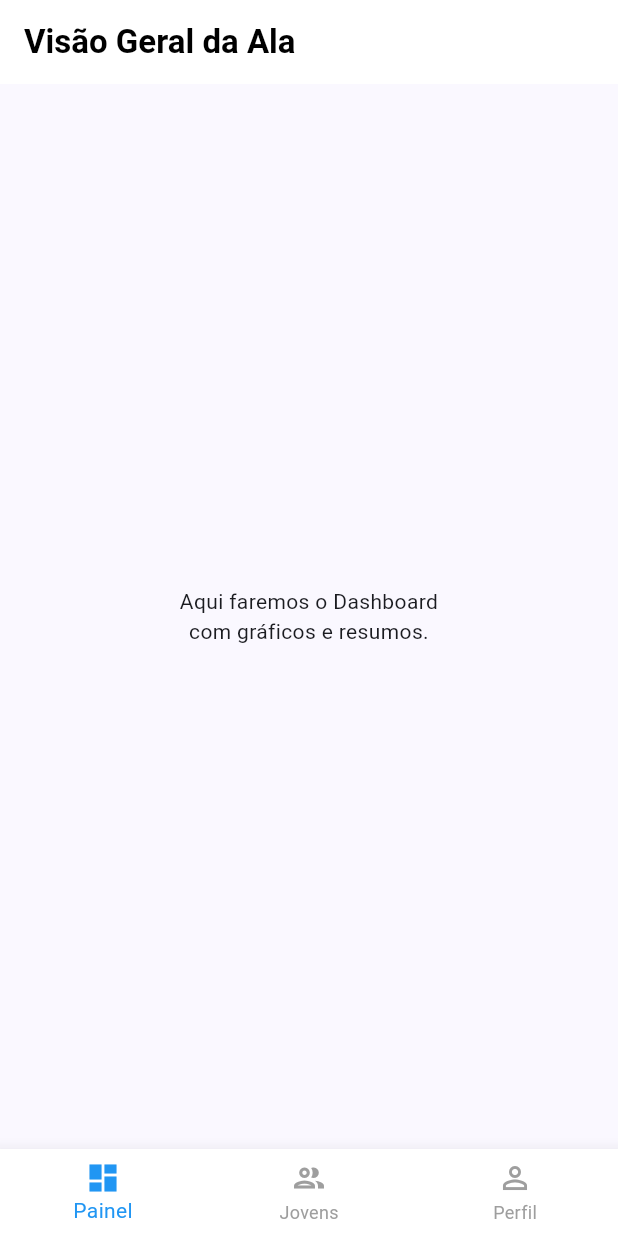
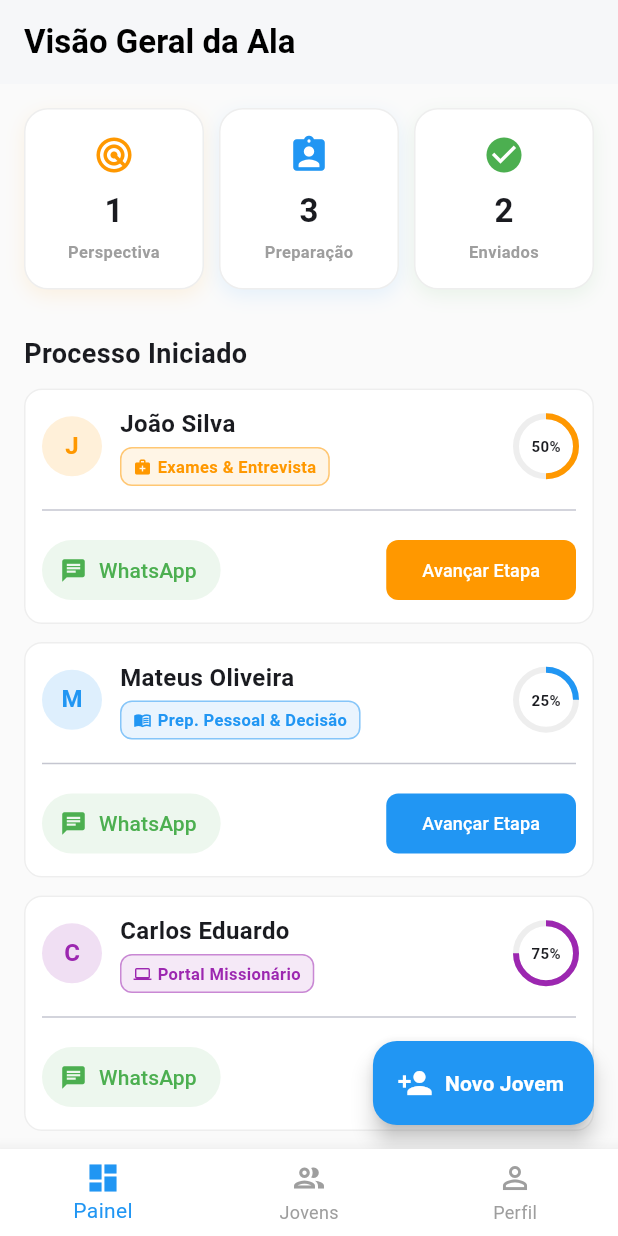
Before and after one commit to AvisonCirilo/pre_missao, a Flutter app: the HomeLider screen opened directly, on a phone screen of 412 x 824 dp. Run offline on Flutter 3.47's test engine with Material 3 defaults, Android fonts, the phone set to English and light mode, and no system bars.

Commit message:
Criação e designer da tela principal

```diff
--- /dev/null
+++ b/lib/telas/abas/aba_painel.dart
@@ -0,0 +1,423 @@
+import 'package:flutter/material.dart';
+import 'package:url_launcher/url_launcher.dart';
+
+class AbaPainel extends StatefulWidget {
+  const AbaPainel({super.key});
+
+  @override
+  State<AbaPainel> createState() => _AbaPainelState();
+}
+
+class _AbaPainelState extends State<AbaPainel> {
+  int _qtdEnviados = 2;
+
+  final List<Map<String, dynamic>> _jovensPreparacao = [
+    {'id': '1', 'nome': 'João Silva', 'idade': 19, 'etapaAtual': 2, 'telefone': '5591900000000'},
+    {'id': '2', 'nome': 'Mateus Oliveira', 'idade': 20, 'etapaAtual': 1, 'telefone': '5591900000000'},
+    {'id': '3', 'nome': 'Carlos Eduardo', 'idade': 18, 'etapaAtual': 3, 'telefone': '5591900000000'},
+  ];
+
+  final List<Map<String, dynamic>> _jovensPerspectiva = [
+    {'id': '4', 'nome': 'Lucas Souza', 'idade': 17, 'telefone': ''},
+  ];
+
+  // ==========================================
+  // O CÉREBRO DA AUTOMAÇÃO DAS 4 ETAPAS
+  // ==========================================
+  Map<String, dynamic> _obterDadosDaEtapa(int etapa) {
+    switch (etapa) {
+      case 1:
+        return {'titulo': 'Prep. Pessoal & Decisão', 'cor': Colors.blue, 'progresso': 0.25, 'icone': Icons.menu_book};
+      case 2:
+        return {'titulo': 'Exames & Entrevista', 'cor': Colors.orange, 'progresso': 0.50, 'icone': Icons.medical_services};
+      case 3:
+        return {'titulo': 'Portal Missionário', 'cor': Colors.purple, 'progresso': 0.75, 'icone': Icons.computer};
+      case 4:
+        return {'titulo': 'Entrevista Pres. Estaca', 'cor': Colors.green, 'progresso': 1.0, 'icone': Icons.verified};
+      default:
+        return {'titulo': 'Desconhecido', 'cor': Colors.grey, 'progresso': 0.0, 'icone': Icons.help};
+    }
+  }
+
+  // ==========================================
+  // FORMULÁRIO PARA ADICIONAR / EDITAR JOVEM (VOLTOU!)
+  // ==========================================
+  void _mostrarFormularioJovem({Map<String, dynamic>? jovemAtual, bool isPerspectiva = false}) {
+    bool isEdicao = jovemAtual != null;
+
+    final nomeCtrl = TextEditingController(text: isEdicao ? jovemAtual['nome'] : "");
+    final idadeCtrl = TextEditingController(text: isEdicao ? jovemAtual['idade'].toString() : "");
+    // Novo campo para o WhatsApp
+    final telefoneCtrl = TextEditingController(text: isEdicao ? jovemAtual['telefone'] : "");
+
+    showModalBottomSheet(
+      context: context,
+      isScrollControlled: true,
+      backgroundColor: Colors.transparent,
+      builder: (context) {
+        return Container(
+          padding: EdgeInsets.only(
+            bottom: MediaQuery.of(context).viewInsets.bottom + 24,
+            left: 24, right: 24, top: 24
+          ),
+          decoration: const BoxDecoration(
+            color: Colors.white,
+            borderRadius: BorderRadius.vertical(top: Radius.circular(25)),
+          ),
+          child: Column(
+            mainAxisSize: MainAxisSize.min,
+            children: [
+              Container(width: 40, height: 4, decoration: BoxDecoration(color: Colors.grey.shade400, borderRadius: BorderRadius.circular(10))),
+              const SizedBox(height: 20),
+
+              Row(
+                mainAxisAlignment: MainAxisAlignment.center,
+                children: [
+                  Icon(isEdicao ? Icons.edit : Icons.person_add, color: Colors.blue),
+                  const SizedBox(width: 10),
+                  Text(isEdicao ? "Editar Jovem" : "Novo Jovem", style: const TextStyle(fontSize: 20, fontWeight: FontWeight.bold)),
+                ],
+              ),
+              const SizedBox(height: 25),
+
+              TextField(
+                controller: nomeCtrl,
+                decoration: InputDecoration(
+                  labelText: "Nome do Jovem", prefixIcon: const Icon(Icons.person),
+                  filled: true, fillColor: Colors.grey.shade100,
+                  border: OutlineInputBorder(borderRadius: BorderRadius.circular(12), borderSide: BorderSide.none),
+                ),
+              ),
+              const SizedBox(height: 15),
+
+              Row(
+                children: [
+                  Expanded(
+                    flex: 2,
+                    child: TextField(
+                      controller: idadeCtrl, keyboardType: TextInputType.number,
+                      decoration: InputDecoration(
+                        labelText: "Idade", prefixIcon: const Icon(Icons.cake),
+                        filled: true, fillColor: Colors.grey.shade100,
+                        border: OutlineInputBorder(borderRadius: BorderRadius.circular(12), borderSide: BorderSide.none),
+                      ),
+                    ),
+                  ),
+                  const SizedBox(width: 15),
+                  Expanded(
+                    flex: 4,
+                    child: TextField(
+                      controller: telefoneCtrl, keyboardType: TextInputType.phone,
+                      decoration: InputDecoration(
+                        labelText: "Telefone (WhatsApp)", prefixIcon: const Icon(Icons.phone),
+                        filled: true, fillColor: Colors.grey.shade100,
+                        border: OutlineInputBorder(borderRadius: BorderRadius.circular(12), borderSide: BorderSide.none),
+                      ),
+                    ),
+                  ),
+                ],
+              ),
+              const SizedBox(height: 30),
+
+              SizedBox(
+                width: double.infinity, height: 50,
+                child: ElevatedButton.icon(
+                  style: ElevatedButton.styleFrom(
+                    backgroundColor: Colors.blue, foregroundColor: Colors.white,
+                    shape: RoundedRectangleBorder(borderRadius: BorderRadius.circular(12))
+                  ),
+                  onPressed: () {
+                    if (nomeCtrl.text.isEmpty || idadeCtrl.text.isEmpty) return;
+
+                    setState(() {
+                      if (isEdicao) {
+                        jovemAtual['nome'] = nomeCtrl.text;
+                        jovemAtual['idade'] = int.tryParse(idadeCtrl.text) ?? 0;
+                        jovemAtual['telefone'] = telefoneCtrl.text;
+                      } else {
+                        _jovensPerspectiva.add({
+                          'id': DateTime.now().toString(),
+                          'nome': nomeCtrl.text,
+                          'idade': int.tryParse(idadeCtrl.text) ?? 0,
+                          'telefone': telefoneCtrl.text,
+                        });
+                      }
+                    });
+                    Navigator.pop(context);
+                  },
+                  icon: const Icon(Icons.save),
+                  label: Text(isEdicao ? "Salvar" : "Adicionar Jovem", style: const TextStyle(fontWeight: FontWeight.bold)),
+                ),
+              ),
+            ],
+          ),
+        );
+      },
+    );
+  }
+
+  Future<void> _chamarNoWhatsApp(String nome, String telefone, int etapa) async {
+    // Se o líder não cadastrou o telefone, usa um número genérico só para não quebrar no teste
+    String numeroLimpo = telefone.replaceAll(RegExp(r'[^0-9]'), '');
+    if (numeroLimpo.isEmpty) numeroLimpo = '5591900000000';
+
+    String mensagem = "Olá, $nome! Tudo bem? ";
+    if (etapa == 1) mensagem += "Como estão os seus estudos e a sua preparação pessoal para a missão?";
+    else if (etapa == 2) mensagem += "Como está o andamento dos seus exames médicos e odontológicos? Precisa de alguma ajuda?";
+    else if (etapa == 3) mensagem += "Falta pouco! Conseguiu preencher os dados e anexar os laudos no Portal Missionário?";
+    else if (etapa == 4) mensagem += "Excelente notícia! Sua entrevista com o Presidente da Estaca já está marcada?";
+
+    final Uri url = Uri.parse('https://wa.me/$numeroLimpo?text=${Uri.encodeComponent(mensagem)}');
+
+    try {
+      if (!await launchUrl(url, mode: LaunchMode.externalApplication)) {
+        throw Exception('Erro ao abrir WhatsApp');
+      }
+    } catch (e) {
+      if (mounted) {
+        ScaffoldMessenger.of(context).showSnackBar(
+          const SnackBar(content: Text('Erro ao tentar abrir o WhatsApp.'), backgroundColor: Colors.red),
+        );
+      }
+    }
+  }
+
+  void _avancarEtapa(Map<String, dynamic> jovem) {
+    setState(() {
+      if (jovem['etapaAtual'] < 4) {
+        jovem['etapaAtual']++;
+      } else {
+        _jovensPreparacao.remove(jovem);
+        _qtdEnviados++;
+        ScaffoldMessenger.of(context).showSnackBar(
+          SnackBar(content: Text('Papéis de ${jovem['nome']} enviados com sucesso! 🎉'), backgroundColor: Colors.green),
+        );
+      }
+    });
+  }
+
+  void _iniciarPreparacao(Map<String, dynamic> jovem) {
+    setState(() {
+      _jovensPerspectiva.remove(jovem);
+      _jovensPreparacao.add({
+        'id': jovem['id'],
+        'nome': jovem['nome'],
+        'idade': jovem['idade'],
+        'etapaAtual': 1,
+        'telefone': jovem['telefone'] ?? ''
+      });
+    });
+  }
+
+  @override
+  Widget build(BuildContext context) {
+    return Scaffold(
+      backgroundColor: Colors.grey.shade50,
+      appBar: AppBar(
+        automaticallyImplyLeading: false,
+        title: const Text('Visão Geral da Ala', style: TextStyle(fontWeight: FontWeight.bold)),
+        backgroundColor: Colors.white,
+        foregroundColor: Colors.black,
+        elevation: 1,
+      ),
+      // O BOTÃO FLUTUANTE VOLTOU AQUI!
+      floatingActionButton: FloatingActionButton.extended(
+        onPressed: () => _mostrarFormularioJovem(),
+        backgroundColor: Colors.blue,
+        foregroundColor: Colors.white,
+        icon: const Icon(Icons.person_add),
+        label: const Text("Novo Jovem", style: TextStyle(fontWeight: FontWeight.bold)),
+      ),
+      body: SingleChildScrollView(
+        padding: const EdgeInsets.all(16.0),
+        child: Column(
+          crossAxisAlignment: CrossAxisAlignment.start,
+          children: [
+            // 1. DASHBOARD
+            Row(
+              children: [
+                _construirCartaoDashboard("Perspectiva", _jovensPerspectiva.length.toString(), Colors.orange, Icons.radar),
+                const SizedBox(width: 10),
+                _construirCartaoDashboard("Preparação", _jovensPreparacao.length.toString(), Colors.blue, Icons.assignment_ind),
+                const SizedBox(width: 10),
+                _construirCartaoDashboard("Enviados", _qtdEnviados.toString(), Colors.green, Icons.check_circle),
+              ],
+            ),
+            const SizedBox(height: 30),
+
+            // 2. LISTA: EM PREPARAÇÃO
+            const Text("Processo Iniciado", style: TextStyle(fontSize: 18, fontWeight: FontWeight.bold)),
+            const SizedBox(height: 10),
+
+            if (_jovensPreparacao.isEmpty)
+              const Text("Nenhum jovem em preparação.", style: TextStyle(color: Colors.grey))
+            else
+              ListView.builder(
+                shrinkWrap: true,
+                physics: const NeverScrollableScrollPhysics(),
+                itemCount: _jovensPreparacao.length,
+                itemBuilder: (context, index) {
+                  final jovem = _jovensPreparacao[index];
+                  final dadosEtapa = _obterDadosDaEtapa(jovem['etapaAtual']);
+
+                  return Card(
+                    color: Colors.white,
+                    margin: const EdgeInsets.only(bottom: 12),
+                    shape: RoundedRectangleBorder(borderRadius: BorderRadius.circular(12), side: BorderSide(color: Colors.grey.shade200)),
+                    elevation: 0,
+                    child: Padding(
+                      padding: const EdgeInsets.all(12.0),
+                      child: Column(
+                        children: [
+                          // Envolvermos a Row principal em um GestureDetector ou InkWell permite edição
+                          GestureDetector(
+                            onTap: () => _mostrarFormularioJovem(jovemAtual: jovem, isPerspectiva: false),
+                            child: Row(
+                              children: [
+                                CircleAvatar(
+                                  backgroundColor: dadosEtapa['cor'].withValues(alpha: 0.15),
+                                  child: Text(jovem['nome'][0], style: TextStyle(color: dadosEtapa['cor'], fontWeight: FontWeight.bold)),
+                                ),
+                                const SizedBox(width: 12),
+                                Expanded(
+                                  child: Column(
+                                    crossAxisAlignment: CrossAxisAlignment.start,
+                                    children: [
+                                      Text(jovem['nome'], style: const TextStyle(fontWeight: FontWeight.bold, fontSize: 16)),
+                                      const SizedBox(height: 4),
+                                      Container(
+                                        padding: const EdgeInsets.symmetric(horizontal: 8, vertical: 4),
+                                        decoration: BoxDecoration(
+                                          color: dadosEtapa['cor'].withValues(alpha: 0.1),
+                                          borderRadius: BorderRadius.circular(8),
+                                          border: Border.all(color: dadosEtapa['cor'].withValues(alpha: 0.5)),
+                                        ),
+                                        child: Row(
+                                          mainAxisSize: MainAxisSize.min,
+                                          children: [
+                                            Icon(dadosEtapa['icone'], size: 12, color: dadosEtapa['cor']),
+                                            const SizedBox(width: 4),
+                                            Text(dadosEtapa['titulo'], style: TextStyle(fontSize: 11, color: dadosEtapa['cor'], fontWeight: FontWeight.bold)),
+                                          ],
+                                        ),
+                                      ),
+                                    ],
+                                  ),
+                                ),
+                                Stack(
+                                  alignment: Alignment.center,
+                                  children: [
+                                    SizedBox(
+                                      height: 40, width: 40,
+                                      child: CircularProgressIndicator(
+                                        value: dadosEtapa['progresso'],
+                                        backgroundColor: Colors.grey.shade200,
+                                        color: dadosEtapa['cor'],
+                                        strokeWidth: 4,
+                                      ),
+                                    ),
+                                    Text("${(dadosEtapa['progresso'] * 100).toInt()}%", style: const TextStyle(fontSize: 10, fontWeight: FontWeight.bold)),
+                                  ],
+                                )
+                              ],
+                            ),
+                          ),
+                          const Padding(
+                            padding: EdgeInsets.symmetric(vertical: 8.0),
+                            child: Divider(),
+                          ),
+                          Row(
+                            mainAxisAlignment: MainAxisAlignment.spaceBetween,
+                            children: [
+                              TextButton.icon(
+                                onPressed: () => _chamarNoWhatsApp(jovem['nome'], jovem['telefone'], jovem['etapaAtual']),
+                                icon: const Icon(Icons.chat, color: Colors.green, size: 18),
+                                label: const Text("WhatsApp", style: TextStyle(color: Colors.green)),
+                                style: TextButton.styleFrom(backgroundColor: Colors.green.withValues(alpha: 0.1)),
+                              ),
+                              ElevatedButton(
+                                onPressed: () => _avancarEtapa(jovem),
+                                style: ElevatedButton.styleFrom(
+                                  backgroundColor: dadosEtapa['cor'],
+                                  foregroundColor: Colors.white,
+                                  elevation: 0,
+                                  shape: RoundedRectangleBorder(borderRadius: BorderRadius.circular(8))
+                                ),
+                                child: Text(jovem['etapaAtual'] == 4 ? "Finalizar Envio" : "Avançar Etapa", style: const TextStyle(fontSize: 12)),
+                              ),
+                            ],
+                          )
+                        ],
+                      ),
+                    ),
+                  );
+                },
+              ),
+
+            const SizedBox(height: 25),
+
+            // 3. LISTA: JOVENS EM PERSPECTIVA
+            const Text("Missionários em Perspectiva", style: TextStyle(fontSize: 18, fontWeight: FontWeight.bold)),
+            const SizedBox(height: 10),
+
+            if (_jovensPerspectiva.isEmpty)
+              const Text("Nenhum missionário em perspectiva.", style: TextStyle(color: Colors.grey))
+            else
+              ListView.builder(
+                shrinkWrap: true,
+                physics: const NeverScrollableScrollPhysics(),
+                itemCount: _jovensPerspectiva.length,
+                itemBuilder: (context, index) {
+                  final jovem = _jovensPerspectiva[index];
+                  return Card(
+                    color: Colors.white,
+                    margin: const EdgeInsets.only(bottom: 8),
+                    shape: RoundedRectangleBorder(borderRadius: BorderRadius.circular(12), side: BorderSide(color: Colors.grey.shade200)),
+                    elevation: 0,
+                    child: ListTile(
+                      onTap: () => _mostrarFormularioJovem(jovemAtual: jovem, isPerspectiva: true),
+                      leading: const Icon(Icons.person, color: Colors.orange),
+                      title: Text(jovem['nome'], style: const TextStyle(fontWeight: FontWeight.w600)),
+                      subtitle: Text("${jovem['idade']} anos"),
+                      trailing: OutlinedButton(
+                        style: OutlinedButton.styleFrom(
+                          foregroundColor: Colors.orange, side: const BorderSide(color: Colors.orange),
+                          shape: RoundedRectangleBorder(borderRadius: BorderRadius.circular(8))
+                        ),
+                        onPressed: () => _iniciarPreparacao(jovem),
+                        child: const Text("Iniciar", style: TextStyle(fontSize: 12)),
+                      ),
+                    ),
+                  );
+                },
+              ),
+
+            const SizedBox(height: 80), // Espaço para não cobrir itens com o botão flutuante
+          ],
+        ),
+      ),
+    );
+  }
+
+  Widget _construirCartaoDashboard(String titulo, String valor, Color cor, IconData icone) {
+    return Expanded(
+      child: Container(
+        padding: const EdgeInsets.symmetric(vertical: 16, horizontal: 8),
+        decoration: BoxDecoration(
+          color: Colors.white, borderRadius: BorderRadius.circular(16),
+          border: Border.all(color: Colors.grey.shade200),
+          boxShadow: [BoxShadow(color: cor.withValues(alpha: 0.1), blurRadius: 10, offset: const Offset(0, 4))],
+        ),
+        child: Column(
+          children: [
+            Icon(icone, color: cor, size: 28),
+            const SizedBox(height: 8),
+            Text(valor, style: const TextStyle(fontSize: 22, fontWeight: FontWeight.bold)),
+            const SizedBox(height: 4),
+            Text(titulo, textAlign: TextAlign.center, style: const TextStyle(fontSize: 11, color: Colors.grey, fontWeight: FontWeight.w600)),
+          ],
+        ),
+      ),
+    );
+  }
+}
--- a/lib/telas/home_tela.dart
+++ b/lib/telas/home_tela.dart
@@ -1,4 +1,7 @@
 import 'package:flutter/material.dart';
+import 'abas/aba_painel.dart';
+import 'abas/aba_jovens.dart';
+import 'abas/aba_perfil.dart';
 
 class HomeLider extends StatefulWidget {
   const HomeLider({super.key});
@@ -8,17 +11,14 @@ class HomeLider extends StatefulWidget {
 }
 
 class _HomeLiderState extends State<HomeLider> {
-  // Variável que guarda qual aba está selecionada no momento (começa no Painel: 0)
   int _indiceAtual = 0;
 
-  // Lista de Telas que serão exibidas (Por enquanto, telas temporárias)
-  final List<Widget> _telas = [
-    const AbaPainelTemporaria(),
-    const AbaJovensTemporaria(),
-    const AbaPerfilTemporaria(),
+  final List<Widget> _telas = const [
+    AbaPainel(),
+    AbaJovens(),
+    AbaPerfil(),
   ];
 
-  // Função disparada ao clicar em um ícone da barra inferior
   void _aoTocarNaAba(int indice) {
     setState(() {
       _indiceAtual = indice;
@@ -28,17 +28,13 @@ class _HomeLiderState extends State<HomeLider> {
   @override
   Widget build(BuildContext context) {
     return Scaffold(
-      backgroundColor: Colors.grey.shade50, // Um fundo levemente cinza
-
-      // O corpo do aplicativo muda de acordo com o índice selecionado
+      backgroundColor: Colors.grey.shade50,
       body: _telas[_indiceAtual],
-
-      // A Barra de Navegação Inferior
       bottomNavigationBar: BottomNavigationBar(
         type: BottomNavigationBarType.fixed,
         backgroundColor: Colors.white,
-        selectedItemColor: Colors.blue, // Cor quando selecionado
-        unselectedItemColor: Colors.grey, // Cor quando inativo
+        selectedItemColor: Colors.blue,
+        unselectedItemColor: Colors.grey,
         currentIndex: _indiceAtual,
         onTap: _aoTocarNaAba,
         elevation: 10,
@@ -63,75 +59,3 @@ class _HomeLiderState extends State<HomeLider> {
     );
   }
 }
-
-// ==============================================================
-// TELAS TEMPORÁRIAS (Vamos separá-las em arquivos reais depois)
-// ==============================================================
-
-class AbaPainelTemporaria extends StatelessWidget {
-  const AbaPainelTemporaria({super.key});
-
-  @override
-  Widget build(BuildContext context) {
-    return Scaffold(
-      appBar: AppBar(
-        automaticallyImplyLeading: false, // Tira a seta de voltar
-        title: const Text('Visão Geral da Ala', style: TextStyle(fontWeight: FontWeight.bold)),
-        backgroundColor: Colors.white,
-        foregroundColor: Colors.black,
-        elevation: 0,
-      ),
-      body: const Center(
-        child: Text('Aqui faremos o Dashboard\ncom gráficos e resumos.', textAlign: TextAlign.center),
-      ),
-    );
-  }
-}
-
-class AbaJovensTemporaria extends StatelessWidget {
-  const AbaJovensTemporaria({super.key});
-
-  @override
-  Widget build(BuildContext context) {
-    return Scaffold(
-      appBar: AppBar(
-        automaticallyImplyLeading: false,
-        title: const Text('Lista de Jovens', style: TextStyle(fontWeight: FontWeight.bold)),
-        backgroundColor: Colors.white,
-        foregroundColor: Colors.black,
-        elevation: 0,
-      ),
-      body: const Center(
-        child: Text('Aqui ficará a lista de jovens\ne o botão flutuante de adicionar.', textAlign: TextAlign.center),
-      ),
-    );
-  }
-}
-
-class AbaPerfilTemporaria extends StatelessWidget {
-  const AbaPerfilTemporaria({super.key});
-
-  @override
-  Widget build(BuildContext context) {
-    return Scaffold(
-      appBar: AppBar(
-        automaticallyImplyLeading: false,
-        title: const Text('Meu Perfil', style: TextStyle(fontWeight: FontWeight.bold)),
-        backgroundColor: Colors.white,
-        foregroundColor: Colors.black,
-        elevation: 0,
-      ),
-      body: Center(
-        child: ElevatedButton.icon(
-          style: ElevatedButton.styleFrom(backgroundColor: Colors.redAccent, foregroundColor: Colors.white),
-          onPressed: () {
-            // Volta para a tela de login
-            Navigator.pop(context);
-          },
-          icon: const Icon(Icons.logout),
-          label: const Text('Sair da Conta'),
-        ),
-      ),
-    );
-  }
-}
```
Also changed, not shown: lib/telas/abas/aba_jovens.dart (added, +27 -0 lines), lib/telas/abas/aba_perfil.dart (added, +31 -0 lines).
